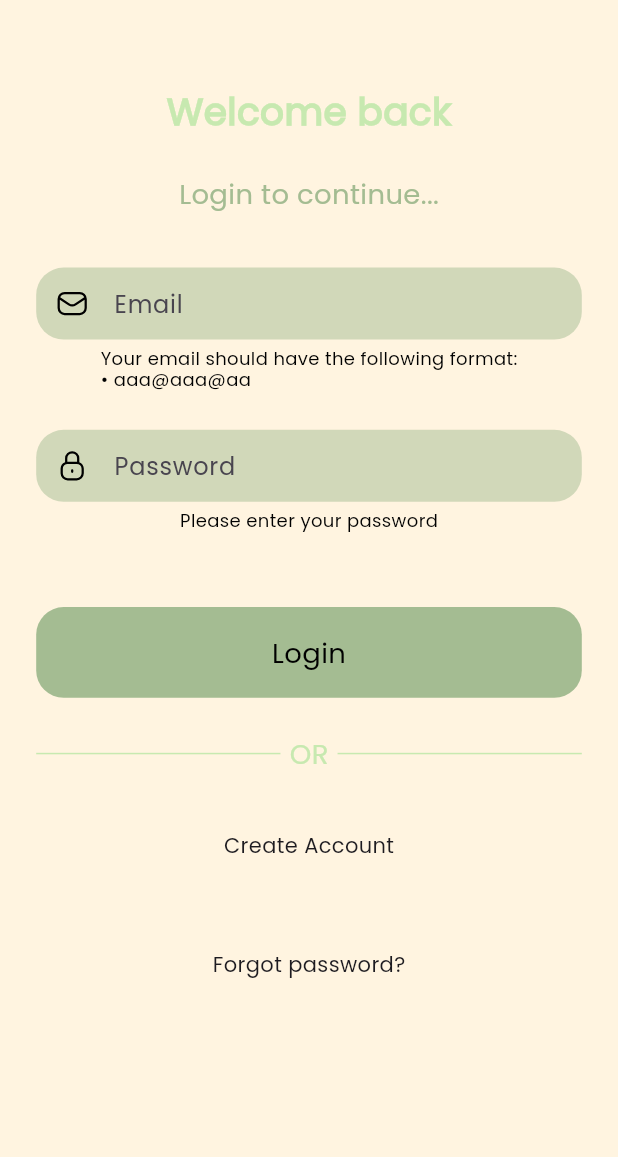
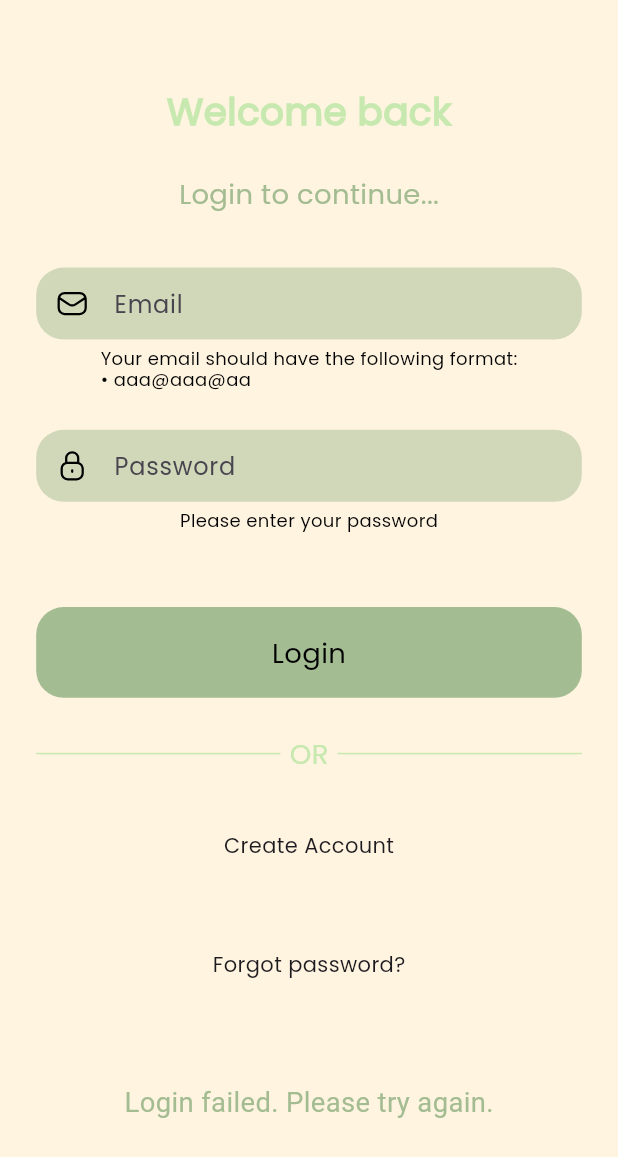
Before and after one commit to coralavital/FridgeIT, a Flutter app: the screen it shows after launch, after a tap on "Login", on a phone screen of 412 x 824 dp. Shown: the top 1157 px of the screen. Run offline on Flutter 3.47's test engine with Material 2 defaults, Android fonts, the phone set to English and light mode, and no system bars; our stand-ins replace babstrap_settings_screen, carousel_slider, cloud_firestore, email_validator, firebase_auth, firebase_core and 8 more; missing offline and left inert: dart:ffi; accounts and stored records are empty.

Commit message:
add error message handler

```diff
--- a/lib/ui/auth/login_page.dart
+++ b/lib/ui/auth/login_page.dart
@@ -30,6 +30,11 @@ class _LoginPageState extends State<LoginPage> {
   bool showPasswordError = false;
 
   @override
+  void setState(VoidCallback fn) {
+    super.setState(fn);
+  }
+
+  @override
   void dispose() {
     _email.dispose();
     _password.dispose();
@@ -52,6 +57,43 @@ class _LoginPageState extends State<LoginPage> {
     }
   }
 
+  String getMessageFromErrorCode(String errorCode) {
+    switch (errorCode) {
+      case "ERROR_EMAIL_ALREADY_IN_USE":
+      case "account-exists-with-different-credential":
+      case "email-already-in-use":
+        return "Email already used. Go to login page.";
+        break;
+      case "ERROR_WRONG_PASSWORD":
+      case "wrong-password":
+        return "Wrong email/password combination.";
+        break;
+      case "ERROR_USER_NOT_FOUND":
+      case "user-not-found":
+        return "No user found with this email.";
+        break;
+      case "ERROR_USER_DISABLED":
+      case "user-disabled":
+        return "User disabled.";
+        break;
+      case "ERROR_TOO_MANY_REQUESTS":
+      case "operation-not-allowed":
+        return "Too many requests to log into this account.";
+        break;
+      case "ERROR_OPERATION_NOT_ALLOWED":
+      case "operation-not-allowed":
+        return "Server error, please try again later.";
+        break;
+      case "ERROR_INVALID_EMAIL":
+      case "invalid-email":
+        return "Email address is invalid.";
+        break;
+      default:
+        return "Login failed. Please try again.";
+        break;
+    }
+  }
+
   login(String email, String password) async {
     String res = await AuthRes().login(email, password);
 
@@ -67,6 +109,15 @@ class _LoginPageState extends State<LoginPage> {
     } else {
       setState(() {});
       _loader.hideLoader();
+      Fluttertoast.showToast(
+        msg: getMessageFromErrorCode(res),
+        toastLength: Toast.LENGTH_SHORT,
+        gravity: ToastGravity.BOTTOM,
+        timeInSecForIosWeb: 1,
+        backgroundColor: ThemeColors().background,
+        textColor: ThemeColors().main,
+        fontSize: Dimensions.size15,
+      );
     }
   }
 
```
Also changed, not shown: lib/ui/auth/reset_password.dart (+7 -5 lines), lib/ui/auth/signup_page.dart (+60 -11 lines).
